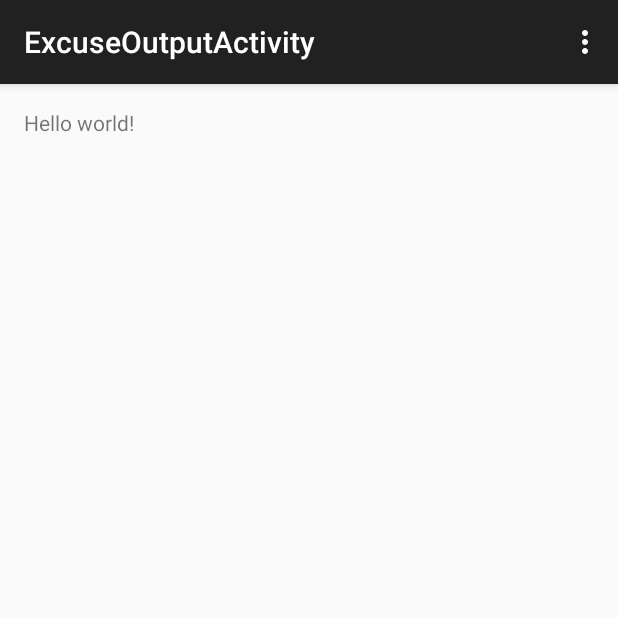
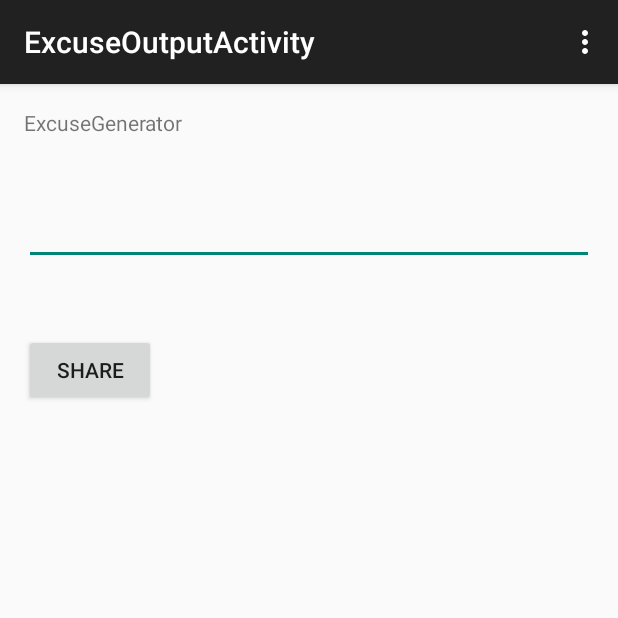
Before and after one commit to dnivyo/ExcuseGenerator, an Android app: the ExcuseOutputActivity screen opened directly, with no data from a screen before it, on a phone screen of 412 x 824 dp, the top half of it. Run offline under Robolectric (Android 15) with nearby library versions, the phone set to English and light mode, and no system bars.

Commit message:
Added the random ExcusesOuput and share function

```diff
--- a/app/src/main/java/nz/aut/dms/excusegenerator/ExcuseOutputActivity.java
+++ b/app/src/main/java/nz/aut/dms/excusegenerator/ExcuseOutputActivity.java
@@ -1,20 +1,46 @@
 package nz.aut.dms.excusegenerator;
 
+import android.content.Intent;
 import android.support.v7.app.ActionBarActivity;
 import android.os.Bundle;
 import android.view.Menu;
 import android.view.MenuItem;
 import android.view.View;
+import android.widget.EditText;
+import android.widget.TextView;
+
+import java.util.Random;
+
+import nz.aut.dms.excusegenerator.nz.aut.dms.excusegenerator.entities.DatabaseHandler;
+import nz.aut.dms.excusegenerator.nz.aut.dms.excusegenerator.entities.Excuse;
 
 
 public class ExcuseOutputActivity extends ActionBarActivity {
+
+
+
 
     @Override
     protected void onCreate(Bundle savedInstanceState) {
         super.onCreate(savedInstanceState);
         setContentView(R.layout.activity_excuse_output);
+        Intent intent = getIntent();
+        String message = intent.getStringExtra(MainActivity.EXTRA_MESSAGE);
+        EditText messageText = (EditText) findViewById(R.id.outPutText);
+        messageText.setText(message);
+
     }
 
+    public void shareIt(View view) {
+        Intent sharingIntent = new Intent();
+        sharingIntent.setAction(Intent.ACTION_SEND);
+        sharingIntent.setType("text/plain");
+        EditText editText = (EditText) findViewById(R.id.outPutText);
+        String shareMessage = editText.getText().toString();
+        sharingIntent.putExtra(android.content.Intent.EXTRA_SUBJECT, "Subject Here");
+        sharingIntent.putExtra(android.content.Intent.EXTRA_TEXT, shareMessage);
+        startActivity(Intent.createChooser(sharingIntent, "Share via"));
+    }
     @Override
     public boolean onCreateOptionsMenu(Menu menu) {
         // Inflate the menu; this adds items to the action bar if it is present.
--- a/app/src/main/java/nz/aut/dms/excusegenerator/nz/aut/dms/excusegenerator/entities/DatabaseHandler.java
+++ b/app/src/main/java/nz/aut/dms/excusegenerator/nz/aut/dms/excusegenerator/entities/DatabaseHandler.java
@@ -78,6 +78,8 @@ public class DatabaseHandler extends SQLiteAssetHelper {
         return excuse;
     }
 
+
+
     public void deleteExcuse(Excuse excuse){
         SQLiteDatabase db = getWritableDatabase();
         db.delete(TABLE_EXCUSES, KEY_ID + "=?", new String[] { String.valueOf(excuse.getId()) });
--- a/app/src/main/res/layout/activity_excuse_output.xml
+++ b/app/src/main/res/layout/activity_excuse_output.xml
@@ -6,7 +6,30 @@
     android:paddingBottom="@dimen/activity_vertical_margin"
     tools:context="nz.aut.dms.excusegenerator.ExcuseOutputActivity">
 
-    <TextView android:text="@string/hello_world" android:layout_width="wrap_content"
-        android:layout_height="wrap_content" />
+    <TextView android:text="@string/Excuse" android:layout_width="wrap_content"
+        android:layout_height="wrap_content"
+        android:id="@+id/textView3" />
+
+    <EditText
+        android:layout_width="wrap_content"
+        android:layout_height="wrap_content"
+        android:id="@+id/outPutText"
+        android:layout_below="@+id/textView3"
+        android:layout_alignParentRight="true"
+        android:layout_alignParentEnd="true"
+        android:layout_marginTop="40dp"
+        android:layout_alignParentLeft="true"
+        android:layout_alignParentStart="true" />
+
+    <Button
+        android:layout_width="wrap_content"
+        android:layout_height="wrap_content"
+        android:text="Share"
+        android:id="@+id/btnShare"
+        android:layout_marginTop="46dp"
+        android:layout_below="@+id/outPutText"
+        android:layout_alignParentLeft="true"
+        android:layout_alignParentStart="true"
+        android:onClick="shareIt"/>
 
 </RelativeLayout>
--- a/app/src/main/res/values/strings.xml
+++ b/app/src/main/res/values/strings.xml
@@ -1,6 +1,6 @@
 <resources>
     <string name="app_name">ExcuseGenerator</string>
-
+    <string name="Excuse">ExcuseGenerator</string>
     <string name="hello_world">Hello world!</string>
     <string name="action_settings">Settings</string>
     <string name="title_activity_excuse_output">ExcuseOutputActivity</string>
```
Also changed, not shown: app/src/main/java/nz/aut/dms/excusegenerator/MainActivity.java (+14 -1 lines), app/src/main/res/layout/activity_main.xml (+10 -0 lines).
